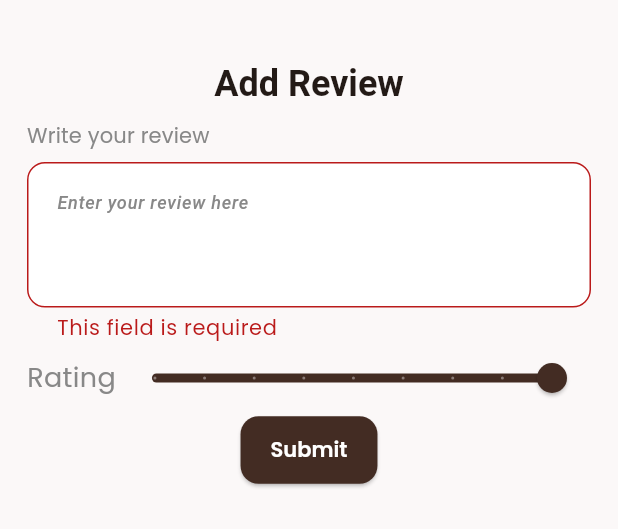
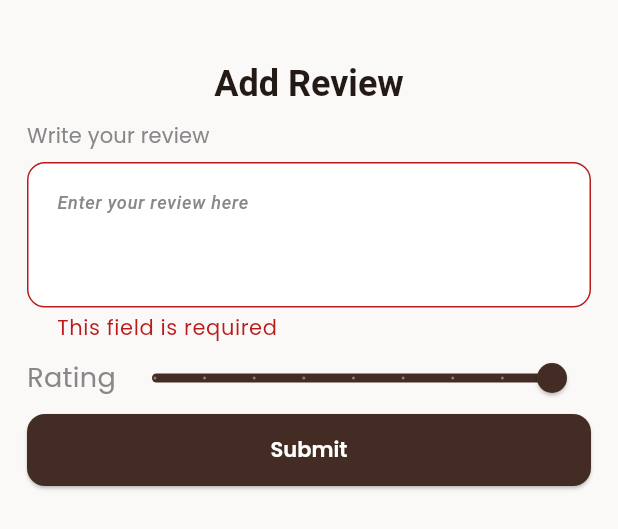
Before and after one commit to MonicaSaeed/cakes_store_frontend, a Flutter app: the AddReviewPopup widget shown alone on an empty page, opened directly with empty values, after a tap on "Submit", on a phone screen of 412 x 824 dp. Shown: the top 529 px of the screen. Run offline on Flutter 3.47's test engine with Material 3 defaults, Android fonts, the phone set to English and light mode, and no system bars; our stand-ins replace bloc, carousel_slider, dio, equatable, firebase_auth, firebase_core and 10 more; missing offline and left inert: flutter_facebook_auth; accounts and stored records are empty; network calls fail.

Commit message:
add review

```diff
--- a/lib/core/components/custom_card.dart
+++ b/lib/core/components/custom_card.dart
@@ -10,8 +10,9 @@ import '../../app_router.dart';
 
 class CustomCard extends StatelessWidget {
   final Product product;
+  final String? userId;
 
-  const CustomCard({super.key, required this.product});
+  const CustomCard({super.key, required this.product, this.userId});
 
   @override
   Widget build(BuildContext context) {
@@ -32,7 +33,7 @@ class CustomCard extends StatelessWidget {
         Navigator.pushNamed(
           context,
           AppRouter.productDetails,
-          arguments: product.id,
+          arguments: {'productId': product.id, 'userId': userId},
         );
       },
       child: BlocBuilder<FavCubit, FavState>(
--- /dev/null
+++ b/lib/features/reviews/data/models/add_review_model.dart
@@ -0,0 +1,22 @@
+class AddReviewModel {
+  final String productId;
+  final String userId;
+  final double rating;
+  final String comment;
+
+  AddReviewModel({
+    required this.productId,
+    required this.userId,
+    required this.rating,
+    required this.comment,
+  });
+
+  factory AddReviewModel.fromJson(Map<String, dynamic> json) {
+    return AddReviewModel(
+      productId: json['productId'],
+      userId: json['userId'],
+      rating: (json['rating'] as num).toDouble(),
+      comment: json['comment'],
+    );
+  }
+}
--- a/lib/features/reviews/domain/repository/base_reviews_repository.dart
+++ b/lib/features/reviews/domain/repository/base_reviews_repository.dart
@@ -1,5 +1,7 @@
+import '../../data/models/add_review_model.dart';
 import '../../data/models/reviews_model.dart';
 
 abstract class BaseReviewsRepository {
   Future<List<ReviewsModel>> getReviews(String productId);
+  Future<String> addReview(AddReviewModel review);
 }
--- a/lib/features/reviews/presentation/components/add_review_popup.dart
+++ b/lib/features/reviews/presentation/components/add_review_popup.dart
@@ -1,10 +1,20 @@
-import 'package:cakes_store_frontend/core/components/custom_text_field.dart';
 import 'package:flutter/material.dart';
+import 'package:flutter_bloc/flutter_bloc.dart';
+
+import '../../../../core/components/custom_text_field.dart';
+import '../../../../core/services/toast_helper.dart';
+import '../../data/models/add_review_model.dart';
+import '../cubit/reviews_cubit.dart';
 
 class AddReviewPopup extends StatefulWidget {
   final String productId;
+  final String userId;
 
-  const AddReviewPopup({super.key, required this.productId});
+  const AddReviewPopup({
+    super.key,
+    required this.productId,
+    required this.userId,
+  });
 
   @override
   State<AddReviewPopup> createState() => _AddReviewPopupState();
@@ -22,6 +32,24 @@ class _AddReviewPopupState extends State<AddReviewPopup> {
         horizontal: 18,
         vertical: MediaQuery.of(context).viewInsets.bottom + 40,
       ),
+      child: BlocListener<ReviewsCubit, ReviewsState>(
+        listener: (context, state) {
+          if (state is ReviewAdded) {
+            Navigator.of(context).pop();
+            ToastHelper.showToast(
+              message: state.message,
+              context: context,
+              toastType: ToastType.success,
+            );
+          } else if (state is ReviewAddError) {
+            Navigator.of(context).pop();
+            ToastHelper.showToast(
+              message: state.errorMessage,
+              context: context,
+              toastType: ToastType.error,
+            );
+          }
+        },
         child: Form(
           key: _formKey,
           child: Wrap(
@@ -60,17 +88,61 @@ class _AddReviewPopupState extends State<AddReviewPopup> {
                 ],
               ),
               const SizedBox(height: 16),
-            Center(
+              BlocBuilder<ReviewsCubit, ReviewsState>(
+                builder: (context, state) {
+                  final isLoading = state is ReviewAddLoading;
+
+                  return Center(
+                    child: SizedBox(
+                      width: double.infinity,
+                      height: 48,
                       child: ElevatedButton(
-                child: const Text('Submit'),
-                onPressed: () {
+                        onPressed:
+                            isLoading
+                                ? null
+                                : () {
                                   if (_formKey.currentState!.validate()) {
-                    Navigator.pop(context);
+                                    final review = AddReviewModel(
+                                      productId: widget.productId,
+                                      userId: widget.userId,
+                                      rating: _rating,
+                                      comment: _contentController.text.trim(),
+                                    );
+                                    context.read<ReviewsCubit>().addReview(
+                                      review,
+                                    );
                                   }
                                 },
+                        child:
+                            isLoading
+                                ? Row(
+                                  mainAxisSize: MainAxisSize.min,
+                                  children: const [
+                                    SizedBox(
+                                      height: 20,
+                                      width: 20,
+                                      child: CircularProgressIndicator(
+                                        strokeWidth: 2,
+                                        color: Colors.white,
+                                      ),
+                                    ),
+                                    SizedBox(width: 12),
+                                    Text(
+                                      'Submitting...',
+                                      style: TextStyle(
+                                        fontWeight: FontWeight.bold,
                                       ),
                                     ),
                                   ],
+                                )
+                                : const Text('Submit'),
+                      ),
+                    ),
+                  );
+                },
+              ),
+            ],
+          ),
         ),
       ),
     );
--- a/lib/features/reviews/presentation/cubit/reviews_state.dart
+++ b/lib/features/reviews/presentation/cubit/reviews_state.dart
@@ -34,3 +34,23 @@ final class ReviewsError extends ReviewsState {
 final class ReviewsEmpty extends ReviewsState {
   const ReviewsEmpty();
 }
+
+final class ReviewAddLoading extends ReviewsState {
+  const ReviewAddLoading();
+}
+
+final class ReviewAdded extends ReviewsState {
+  final String message;
+  const ReviewAdded(this.message);
+
+  @override
+  List<Object?> get props => [message];
+}
+
+final class ReviewAddError extends ReviewsState {
+  final String errorMessage;
+  const ReviewAddError(this.errorMessage);
+
+  @override
+  List<Object?> get props => [errorMessage];
+}
```
Also changed, not shown: lib/app_router.dart (+14 -10 lines), lib/features/home/presentation/screen/home_screen.dart (+10 -1 lines), lib/features/product_details/presentation/screens/product_details_screen.dart (+30 -10 lines), lib/features/reviews/data/datasource/reviews_data_source.dart (+22 -0 lines), lib/features/reviews/data/repository/reviews_repository.dart (+10 -0 lines), lib/features/reviews/presentation/cubit/reviews_cubit.dart (+13 -0 lines), lib/features/shop/presentation/widgets/paginated_product_list.dart (+6 -3 lines). Lines whose indentation alone changed are shown as unchanged.
